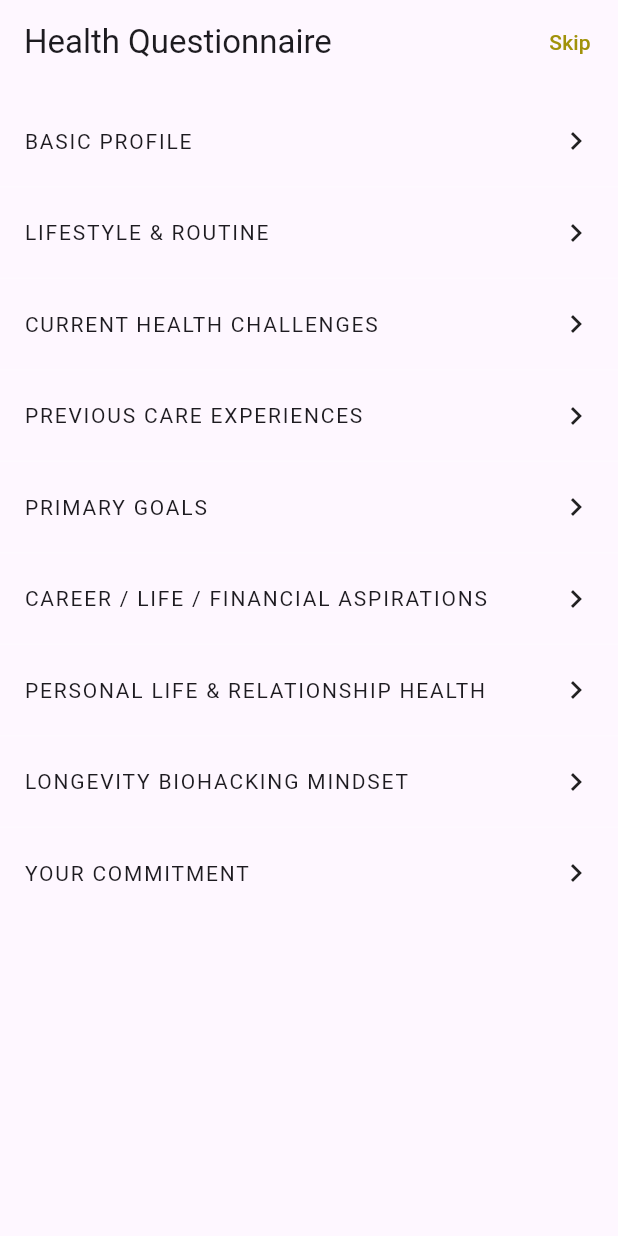
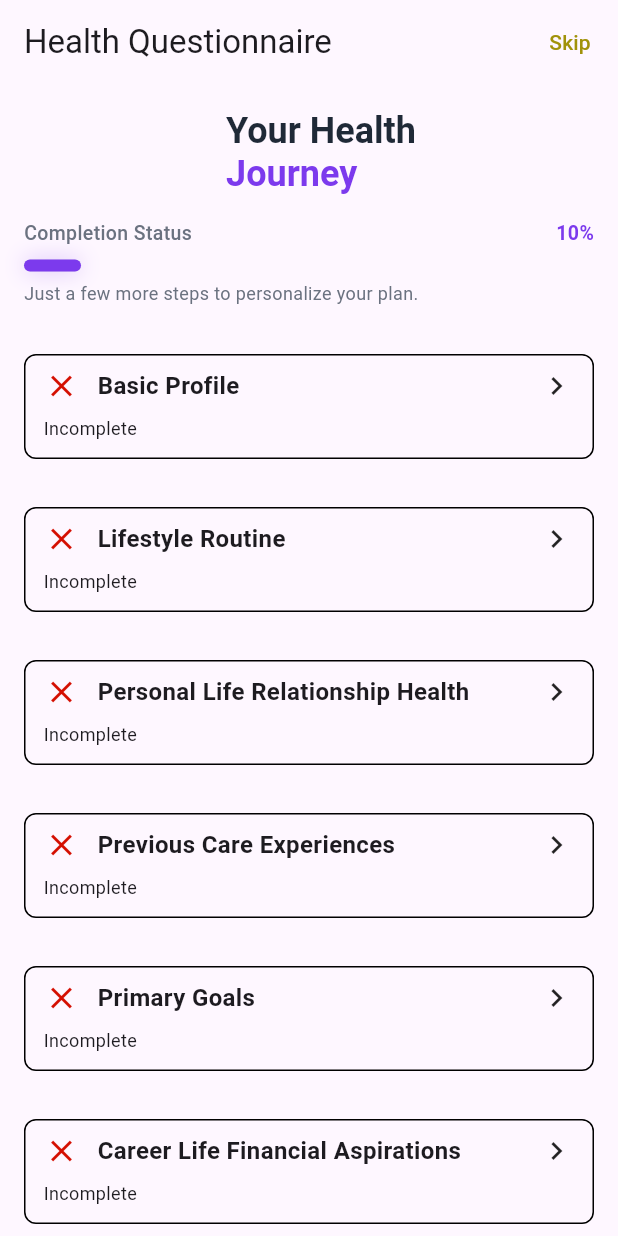
Before and after one commit to SAMAD-KHAN03/walnut_home_page, a Flutter app: the screen it shows after launch, on a phone screen of 412 x 824 dp. Run offline on Flutter 3.47's test engine with Material 3 defaults, Android fonts, the light colour scheme and no system bars; our stand-ins replace file_picker, fl_chart, lottie, permission_handler, searchfield; missing offline and left inert: health, iconify_flutter; project files that could hold a hidden picture were left out.

Commit message:
added questionnaire screen

```diff
--- a/lib/healt_expert_screens/customer_health_experts.dart
+++ b/lib/healt_expert_screens/customer_health_experts.dart
@@ -1,32 +1,36 @@
 import 'dart:developer';
 import 'package:flutter/material.dart';
 import 'package:provider/provider.dart';
+
+
 import 'package:walnut_home_page/healt_expert_screens/customer_health_expert_details.dart';
 import 'package:walnut_home_page/healt_expert_screens/health_expert.dart';
 import 'package:walnut_home_page/provider/customer_healt_experts_provider.dart';
-
-class CustomerHealthExperts extends StatefulWidget {
+class CustomerHealthExperts extends StatelessWidget {
   const CustomerHealthExperts({super.key});
 
   @override
-  State<CustomerHealthExperts> createState() => _CustomerHealthExpertsState();
-}
-
-class _CustomerHealthExpertsState extends State<CustomerHealthExperts> {
-  @override
   Widget build(BuildContext context) {
     return Scaffold(
-      appBar: AppBar(title: Text('CustomerHealthExperts')),
+      appBar: AppBar(
+        title: const Text('Customer Health Experts'),
+      ),
       body: Consumer<CustomerHealthExpertProvider>(
         builder: (context, value, child) {
           log("the value of length is ${value.expertslist.length}");
 
-          return Column(
-            children: [
-              ...value.expertslist.map(
-                (item) => ExpertProfileCard(expert: item),
-              ),
-            ],
+          if (value.expertslist.isEmpty) {
+            return const Center(
+              child: Text('No experts available'),
+            );
+          }
+
+          return ListView.builder(
+            itemCount: value.expertslist.length,
+            itemBuilder: (context, index) {
+              final expert = value.expertslist[index];
+              return ExpertProfileCard(expert: expert);
+            },
           );
         },
       ),
--- a/lib/main.dart
+++ b/lib/main.dart
@@ -1,11 +1,12 @@
 import 'package:flutter/material.dart';
 import 'package:provider/provider.dart';
+
 import 'package:walnut_home_page/dashboard_screen.dart';
-import 'package:walnut_home_page/health_analytics_detailed_screens/medical_report_detailed_screen.dart';
 
 import 'package:walnut_home_page/protocol_engine/protocol_engine_dashboard.dart';
 import 'package:walnut_home_page/provider/customer_healt_experts_provider.dart';
 import 'package:walnut_home_page/provider/health_provider.dart';
+import 'package:walnut_home_page/provider/questionnaire_card_provider.dart';
 import 'package:walnut_home_page/test_backend.dart';
 
 void main() {
@@ -14,6 +15,7 @@ void main() {
       providers: [
         ChangeNotifierProvider(create: (_) => HealthProvider()),
         ChangeNotifierProvider(create: (_) => CustomerHealthExpertProvider()),
+ChangeNotifierProvider(create: (_)=>QuestionnaireCardsProvider())
       ],
       child: const MaterialApp(home: QuestionnaireSectionsOverviewScreen()),
     ),
--- /dev/null
+++ b/lib/provider/questionnaire_card_provider.dart
@@ -0,0 +1,34 @@
+import 'package:flutter/foundation.dart';
+
+class QuestionnaireCard extends ChangeNotifier {
+  QuestionnaireCard({
+    required this.title,
+    bool isComplete = false,
+  }) : _isComplete = isComplete;
+
+  final String title;
+  bool _isComplete;
+
+  bool get isComplete => _isComplete;
+
+  void markComplete(bool value) {
+    if (_isComplete == value) return;
+    _isComplete = value;
+    notifyListeners();
+  }
+}
+
+class QuestionnaireCardsProvider extends ChangeNotifier {
+  final List<QuestionnaireCard> _cards = [
+    QuestionnaireCard(title: "Basic Profile"),
+    QuestionnaireCard(title: "Lifestyle Routine"),
+    QuestionnaireCard(title: "Personal Life Relationship Health"),
+    QuestionnaireCard(title: "Previous Care Experiences"),
+    QuestionnaireCard(title: "Primary Goals"),
+    QuestionnaireCard(title: "Career Life Financial Aspirations"),
+    QuestionnaireCard(title: "Longevity Biohacking Mindset"),
+    QuestionnaireCard(title: "Your Commitment"),
+  ];
+
+  List<QuestionnaireCard> get cards => List.unmodifiable(_cards);
+}
--- a/lib/test_backend.dart
+++ b/lib/test_backend.dart
@@ -1,12 +1,19 @@
 import 'package:flutter/material.dart';
-import 'package:walnut_home_page/models/questionnaire.dart';
-import 'package:walnut_home_page/questionnaire_section_screen.dart';
+
+import 'package:provider/provider.dart';
+
+import 'package:walnut_home_page/provider/questionnaire_card_provider.dart';
 
 class QuestionnaireSectionsOverviewScreen extends StatelessWidget {
   const QuestionnaireSectionsOverviewScreen({super.key});
 
   @override
   Widget build(BuildContext context) {
+    final cards = context
+        .select<QuestionnaireCardsProvider, List<QuestionnaireCard>>(
+          (p) => p.cards,
+        );
+
     return Scaffold(
       // backgroundColor: const Color(0xFF121212),
       appBar: AppBar(
@@ -25,55 +32,99 @@ class QuestionnaireSectionsOverviewScreen extends StatelessWidget {
         title: const Text('Health Questionnaire'),
         // backgroundColor: Colors.black,
       ),
-      body: ListView.separated(
-        padding: const EdgeInsets.symmetric(vertical: 8),
-        itemCount: QuestionnaireSection.values.length,
-        separatorBuilder: (_, __) =>
-            const Divider(color: Colors.white24, height: 1),
-        itemBuilder: (context, index) {
-          final section = QuestionnaireSection.values[index];
-
-          return SectionTile(
-            title: section.title,
-            onTap: () {
-              Navigator.push(
-                context,
-                MaterialPageRoute(
-                  builder: (_) => QuestionnaireSectionScreen(
-                    sectionKey: section.sectionKey,
+      body: Column(
+        mainAxisAlignment: MainAxisAlignment.start,
+        children: [
+          Padding(
+            padding: const EdgeInsets.fromLTRB(16, 16, 0, 0),
+            child: RichText(
+              text: TextSpan(
+                style: const TextStyle(
+                  fontFamily: 'PlusJakartaSans', // match display font
+                  fontSize: 24,
+                  fontWeight: FontWeight.bold,
+                  height: 1.2,
+                ),
+                children: const [
+                  TextSpan(
+                    text: 'Your Health\n',
+                    style: TextStyle(
+                      color: Color(0xFF1F2937), // text-light
                     ),
                   ),
+                  TextSpan(
+                    text: 'Journey',
+                    style: TextStyle(
+                      color: Color(0xFF7C3AED), // primary purple
+                    ),
+                  ),
+                ],
+              ),
+            ),
+          ),
+          Padding(
+            padding: const EdgeInsets.all(16),
+            child: CompletionBar(progress: 0.1),
+          ),
+          Expanded(
+            child: ListView.builder(
+              itemCount: cards.length,
+              itemBuilder: (context, index) {
+                return ChangeNotifierProvider.value(
+                  value: cards[index],
+                  child: const _QuestionnaireCardTile(),
                 );
               },
-          );
-        },
+            ),
+          ),
+        ],
       ),
     );
   }
 }
 
-class SectionTile extends StatelessWidget {
-  final String title;
-  final VoidCallback onTap;
-
-  const SectionTile({super.key, required this.title, required this.onTap});
+class _QuestionnaireCardTile extends StatelessWidget {
+  const _QuestionnaireCardTile();
 
   @override
   Widget build(BuildContext context) {
-    return InkWell(
-      onTap: onTap,
+    return Selector<QuestionnaireCard, bool>(
+      selector: (_, card) => card.isComplete,
+      builder: (context, isComplete, _) {
+        final card = context.read<QuestionnaireCard>();
+
+        return Padding(
+          padding: const EdgeInsets.all(16),
           child: Container(
-        padding: const EdgeInsets.symmetric(horizontal: 16, vertical: 18),
-        // color: const Color(0xFF1E1E1E),
+            height: 70,
+            decoration: BoxDecoration(
+              border: Border.all(
+                color: isComplete ? Colors.green : Colors.black,
+              ),
+              borderRadius: BorderRadius.circular(8),
+            ),
+            padding: const EdgeInsets.symmetric(horizontal: 12),
+            child: Column(
+              crossAxisAlignment: CrossAxisAlignment.start,
+              mainAxisAlignment: MainAxisAlignment.start,
+              children: [
+                Padding(
+                  padding: const EdgeInsets.fromLTRB(0, 8, 0, 0),
                   child: Row(
                     children: [
+                      Icon(
+                        isComplete ? Icons.check_circle : Icons.close,
+                        color: isComplete
+                            ? Colors.green
+                            : const Color(0xFFD40E00),
+                      ),
+                      const SizedBox(width: 12),
                       Expanded(
                         child: Text(
-                title.toUpperCase(),
+                          card.title,
                           style: const TextStyle(
-                  // color: Colors.white,
-                  fontSize: 14,
-                  letterSpacing: 1.2,
+                            fontSize: 16,
+                            fontWeight: FontWeight.w600,
                           ),
                         ),
                       ),
@@ -81,6 +132,100 @@ class SectionTile extends StatelessWidget {
                     ],
                   ),
                 ),
+                const SizedBox(height: 8),
+                Text(
+                  isComplete ? "Completed" : "Incomplete",
+                  style: const TextStyle(
+                    fontSize: 12,
+                    fontWeight: FontWeight.w400,
+                  ),
+                ),
+              ],
+            ),
+          ),
+        );
+      },
     );
   }
 }
+
+class CompletionBar extends StatelessWidget {
+  final double progress; // 0.0 → 1.0
+
+  const CompletionBar({super.key, required this.progress});
+
+  @override
+  Widget build(BuildContext context) {
+    final isDark = Theme.of(context).brightness == Brightness.dark;
+
+    return Column(
+      crossAxisAlignment: CrossAxisAlignment.start,
+      children: [
+        // Top row: label + percentage
+        Row(
+          mainAxisAlignment: MainAxisAlignment.spaceBetween,
+          children: [
+            Text(
+              'Completion Status',
+              style: TextStyle(
+                fontSize: 13,
+                fontWeight: FontWeight.w500,
+                color: isDark
+                    ? const Color(0xFF9CA3AF) // text-muted-dark
+                    : const Color(0xFF6B7280), // text-muted-light
+              ),
+            ),
+            Text(
+              '${(progress * 100).round()}%',
+              style: const TextStyle(
+                fontSize: 13,
+                fontWeight: FontWeight.bold,
+                color: Color(0xFF7C3AED), // primary
+              ),
+            ),
+          ],
+        ),
+
+        const SizedBox(height: 8),
+
+        // Progress bar background
+        Container(
+          height: 8,
+          decoration: BoxDecoration(
+            color: isDark
+                ? const Color(0xFF374151) // gray-700
+                : const Color(0xFFE5E7EB), // gray-200
+            borderRadius: BorderRadius.circular(100),
+          ),
+          child: FractionallySizedBox(
+            alignment: Alignment.centerLeft,
+            widthFactor: progress.clamp(0.0, 1.0),
+            child: Container(
+              decoration: BoxDecoration(
+                color: const Color(0xFF7C3AED), // primary
+                borderRadius: BorderRadius.circular(100),
+                boxShadow: [
+                  BoxShadow(
+                    color: const Color(0xFF7C3AED).withOpacity(0.3),
+                    blurRadius: 12,
+                  ),
+                ],
+              ),
+            ),
+          ),
+        ),
+
+        const SizedBox(height: 6),
+
+        // Helper text
+        Text(
+          'Just a few more steps to personalize your plan.',
+          style: TextStyle(
+            fontSize: 12,
+            color: isDark ? const Color(0xFF9CA3AF) : const Color(0xFF6B7280),
+          ),
+        ),
+      ],
+    );
+  }
+}
--- a/pubspec.yaml
+++ b/pubspec.yaml
@@ -42,11 +42,12 @@ dependencies:
   searchfield: ^1.4.0
   provider: ^6.1.5+1
   flutter_provider: ^2.1.0
-  riverpod: ^3.0.3
+  # riverpod: ^3.1.0
   file_picker: ^10.3.7
   intl: ^0.20.2
   iconify_flutter: ^0.0.7
   http: ^1.6.0
+  # flutter_riverpod: ^3.1.0
 
 dev_dependencies:
   flutter_test:
```
Also changed, not shown: lib/provider/questionnaire_answered_questions.dart (added), pubspec.lock. Lines whose indentation alone changed are shown as unchanged.
